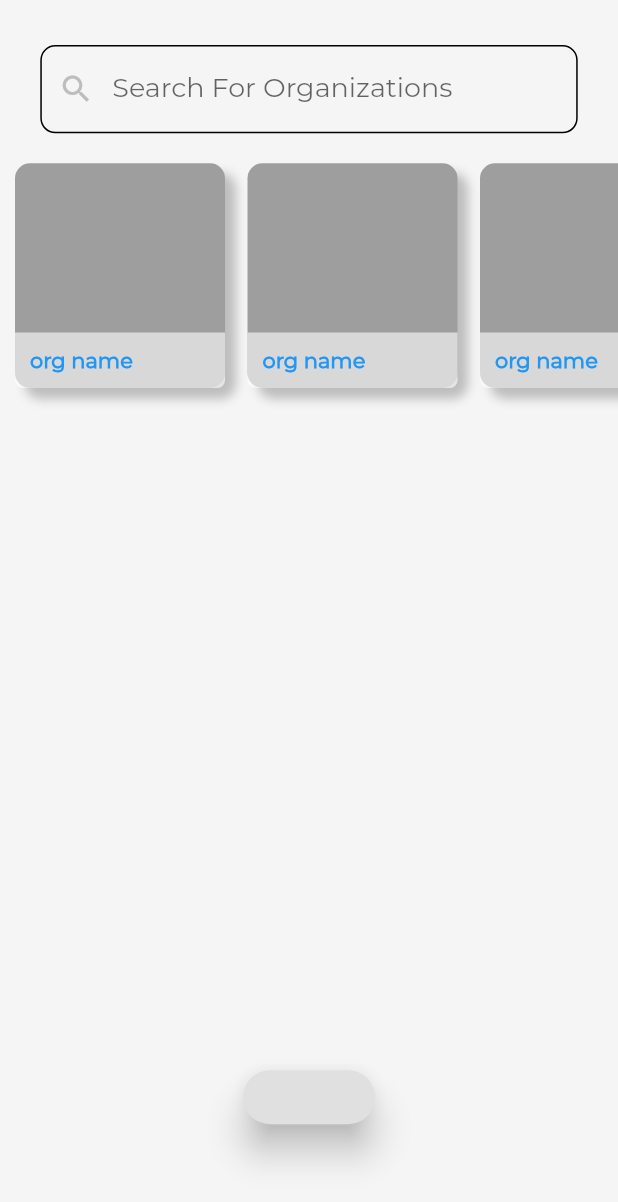
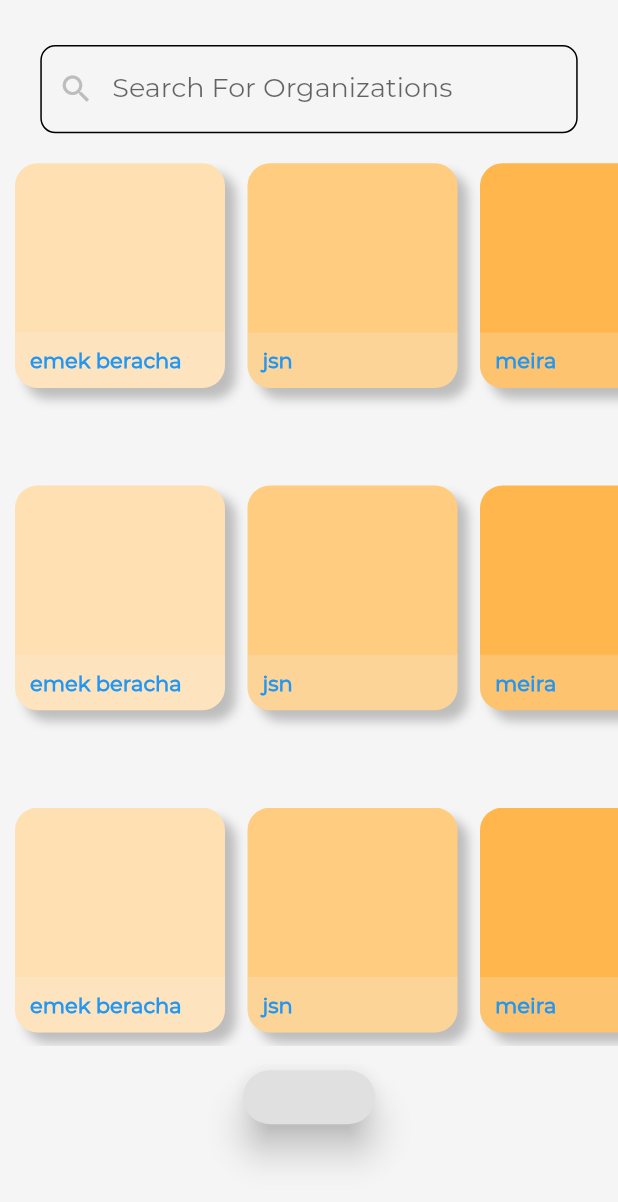
Before and after one commit to changecharity/application, a Flutter app: the screen it shows after launch, on a phone screen of 412 x 824 dp. Shown: the top 1202 px of the screen. Run offline on Flutter 3.47's test engine with Material 2 defaults, Android fonts, the phone set to English and light mode, and no system bars; our stand-ins replace webview_flutter; missing offline and left inert: plaid; project files that could hold a hidden picture were left out.

Commit message:
deleted a bit of ur code, sorrrry, also cleaned it up and added a few comments

```diff
--- a/lib/orgCard.dart
+++ b/lib/orgCard.dart
@@ -8,23 +8,24 @@ import 'details.dart';
 import'./organization.dart';
 
 class OrgCard extends StatelessWidget {
+//  this is how you pass in information to different classes
+  final backgrndcolor;
+  final name;
+  OrgCard(this.backgrndcolor, this.name);
+
   @override
   Widget build(BuildContext context) {
-    // TODO: implement build
     return _organizationCard();
   }
-}
-
-
-
+//  keep the widgets inside the class
 
   Widget _organizationCard() {
     return Container(
         padding:EdgeInsets.only(bottom:15),
         child:Container(
             decoration: BoxDecoration(
-          borderRadius: BorderRadius.circular(10),
-          color: Colors.grey,
+              borderRadius: BorderRadius.circular(15),
+              color: backgrndcolor,
               boxShadow: [
                 BoxShadow(
                   color: Colors.grey[400],
@@ -36,31 +37,36 @@ Widget _organizationCard() {
             width: 140,
             margin: EdgeInsets.only(left: 0, right: 15),
             child: _orgName()
-    )
-    //height: 130,
-
+        ),
     );
   }
 
   Widget _orgName(){
     return Align(
         alignment: Alignment.bottomCenter,
+//          the issue was the transparent overlay container doesnt automatically have rounded
+//          corners even if the parent does. You did the right thing with adding a border, but
+//          it was a tiny bit too small so it didnt look fluid
         child: Container(
-        //height:30,
           width: 140,
           padding: EdgeInsets.all(10),
           decoration: BoxDecoration(
             borderRadius: BorderRadius.only(
-              bottomLeft: Radius.circular(5),
-              bottomRight: Radius.circular(5)),
-          color: Color.fromRGBO(255, 255, 255, 0.60),
+                bottomLeft: Radius.circular(15),
+                bottomRight: Radius.circular(15),
             ),
-
-        child:Text('org name',
+            color: Colors.grey[100].withOpacity(0.2),
+          ),
+          child:Text(
+//            this reflects the name of the org
+            '$name',
           style: TextStyle(
             color: Colors.blue,
             fontWeight: FontWeight.bold,
-                fontSize: 14)),
-      )
+            fontSize: 14,
+          ),
+          ),
+      ),
     );
   }
+}
--- a/lib/search.dart
+++ b/lib/search.dart
@@ -14,8 +14,7 @@ class Search extends StatefulWidget {
 
 class _SearchState extends State<Search> {
   TextEditingController searchController;
-  var _organizations = [6, 5, 7];
-  var _testL = [1, 2, 3, 4, 5, 6];
+  var _orgNames = ["emek beracha", "jsn", "meira", "torah anytime", "some org", "orgg", "i hope", "this works"];
 
   Widget _searchBar() {
     return Container(
@@ -165,33 +164,36 @@ Widget _scrollingList() {
   Widget _organizationList() {
     return ListView.builder(
       scrollDirection: Axis.vertical,
-        itemCount: 1,
-        itemBuilder: (BuildContext context, int index) {
+      itemCount: 3,
+      itemBuilder: (BuildContext context, int rowindex) {
         return Container(
           height: MediaQuery.of(context).size.height * .20,
           margin: EdgeInsets.only(bottom: 50),
           child: ListView.builder(
             scrollDirection: Axis.horizontal,
-              itemCount: 20,
-              itemBuilder: (BuildContext context, int index) {
+//         changed this to reflect a length of an array
+            itemCount: _orgNames.length,
+            itemBuilder: (BuildContext context, int orgindex) {
               return GestureDetector(
                   onTap:(){
                   Navigator.push(
                     context,
-                    MaterialPageRoute(builder: (context) => Organization()),
+                    MaterialPageRoute(builder: (context) => DetailScreen('${rowindex}org$orgindex', Colors.orange[100*orgindex+100], _orgNames[orgindex], context)),
                   );
                 },
                 child: Hero(
-                        tag: 'org$index',
-                        child:OrgCard()
-                    ));
+                  // its important to pass the identical tag to the hero widget so it can animate
+                  // the hero widget basically takes its content and expands it into a new page
+                  tag: '${rowindex}org$orgindex',
+//                  im passing in a color, and the org name
+                  child:OrgCard(Colors.orange[100*orgindex+100], _orgNames[orgindex])
+                ),
+              );
             }
-                )
-
+          ),
         );
       }
     );
-
   }
 
 
```
Also changed, not shown: lib/details.dart (+4 -24 lines), lib/organization.dart (+19 -63 lines). Lines whose indentation alone changed are shown as unchanged.
